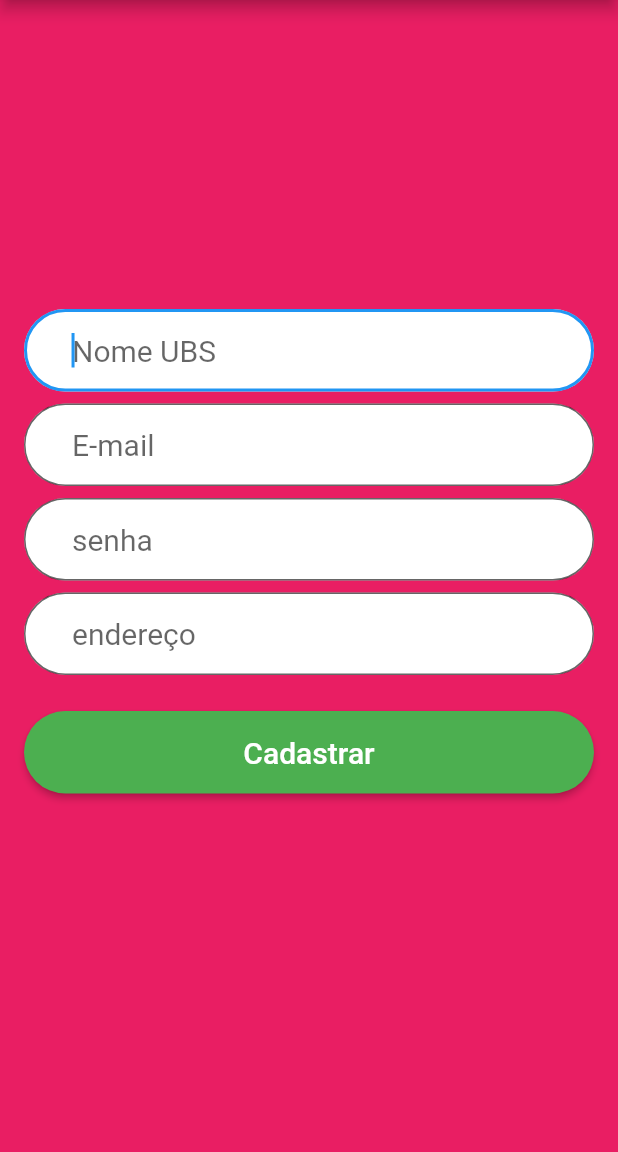
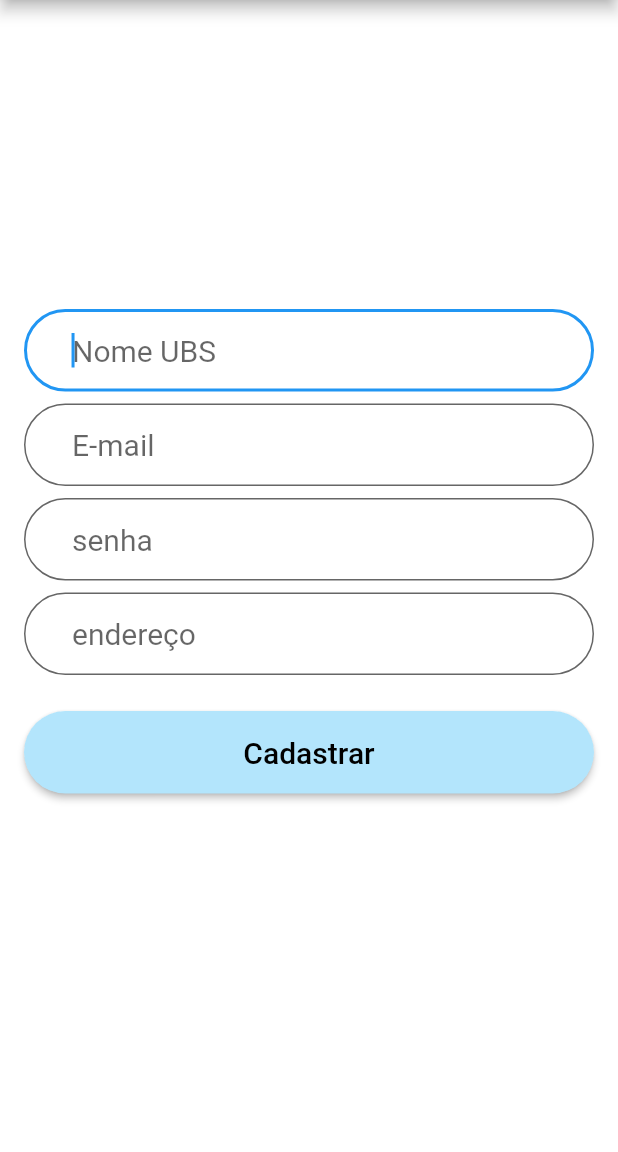
Before and after one commit to Alanvitoriano/cardenetadevascina-ao-tcc, a Flutter app: the CadastroUbs screen opened by its route, on a phone screen of 412 x 824 dp, the part 84-1236 px from its top. Run offline on Flutter 3.47's test engine with Material 2 defaults, Android fonts, the phone set to English and light mode, and no system bars; our stand-ins replace cloud_firestore, firebase_auth; missing offline and left inert: dart:ffi; accounts and stored records are empty.

Commit message:
Algumas mudança nas cores

```diff
--- a/lib/Cadastro/CadastroUbs.dart
+++ b/lib/Cadastro/CadastroUbs.dart
@@ -83,7 +83,7 @@ class _CadastroUbsState extends State<CadastroUbs> {
         title: Text("Cadastro"),
       ),
       body: Container(
-        decoration: BoxDecoration(color: Colors.pink),
+        decoration: BoxDecoration(color: Colors.white),
         padding: EdgeInsets.all(16),
         child: Center(
           child: SingleChildScrollView(
@@ -157,9 +157,9 @@ class _CadastroUbsState extends State<CadastroUbs> {
                   child: RaisedButton(
                       child: Text(
                         "Cadastrar",
-                        style: TextStyle(color: Colors.white, fontSize: 20),
+                        style: TextStyle(color: Colors.black, fontSize: 20),
                       ),
-                      color: Colors.green,
+                      color: Colors.lightBlue[100],
                       padding: EdgeInsets.fromLTRB(32, 16, 32, 16),
                       shape: RoundedRectangleBorder(
                           borderRadius: BorderRadius.circular(32)),
--- a/lib/Cadastro/CadastroUsuario.dart
+++ b/lib/Cadastro/CadastroUsuario.dart
@@ -80,7 +80,7 @@ class _CadastroUsuarioState extends State<CadastroUsuario> {
         title: Text("Cadastro"),
       ),
       body: Container(
-        decoration: BoxDecoration(color: Colors.pink),
+        decoration: BoxDecoration(color: Colors.white),
         padding: EdgeInsets.all(16),
         child: Center(
           child: SingleChildScrollView(
@@ -139,9 +139,9 @@ class _CadastroUsuarioState extends State<CadastroUsuario> {
                   child: RaisedButton(
                       child: Text(
                         "Cadastrar",
-                        style: TextStyle(color: Colors.white, fontSize: 20),
+                        style: TextStyle(color: Colors.black, fontSize: 20),
                       ),
-                      color: Colors.green,
+                      color: Colors.lightBlue[100],
                       padding: EdgeInsets.fromLTRB(32, 16, 32, 16),
                       shape: RoundedRectangleBorder(
                           borderRadius: BorderRadius.circular(32)),
--- a/lib/Cadastro/CadastroVacinador.dart
+++ b/lib/Cadastro/CadastroVacinador.dart
@@ -84,7 +84,7 @@ class _CadastroVacinadorState extends State<CadastroVacinador> {
         title: Text("Cadastro"),
       ),
       body: Container(
-        decoration: BoxDecoration(color: Colors.pink),
+        decoration: BoxDecoration(color: Colors.white),
         padding: EdgeInsets.all(16),
         child: Center(
           child: SingleChildScrollView(
@@ -158,9 +158,9 @@ class _CadastroVacinadorState extends State<CadastroVacinador> {
                   child: RaisedButton(
                       child: Text(
                         "Cadastrar",
-                        style: TextStyle(color: Colors.white, fontSize: 20),
+                        style: TextStyle(color: Colors.black, fontSize: 20),
                       ),
-                      color: Colors.green,
+                      color: Colors.lightBlue[100],
                       padding: EdgeInsets.fromLTRB(32, 16, 32, 16),
                       shape: RoundedRectangleBorder(
                           borderRadius: BorderRadius.circular(32)),
```
